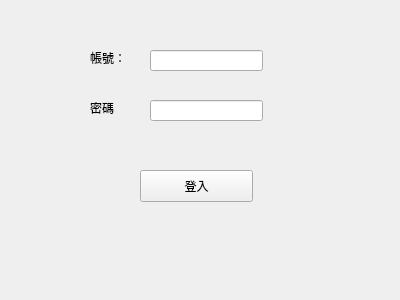
Above: login.ui from fishla1202/takmingGUI before the change. Below: the same form after it.
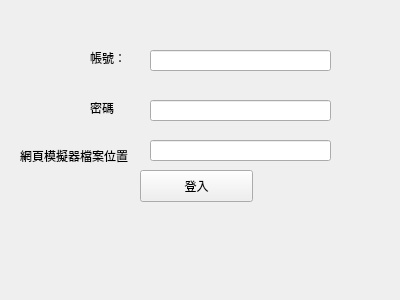
That is the form after the change.

Diff of the .ui file:
```diff
--- a/login.ui
+++ b/login.ui
@@ -44,7 +44,7 @@
     <rect>
      <x>150</x>
      <y>50</y>
-     <width>113</width>
+     <width>181</width>
      <height>21</height>
     </rect>
    </property>
@@ -54,7 +54,7 @@
     <rect>
      <x>150</x>
      <y>100</y>
-     <width>113</width>
+     <width>181</width>
      <height>21</height>
     </rect>
    </property>
@@ -75,6 +75,32 @@
     <string>登入</string>
    </property>
   </widget>
+  <widget class="QLabel" name="label_3">
+   <property name="geometry">
+    <rect>
+     <x>20</x>
+     <y>140</y>
+     <width>131</width>
+     <height>31</height>
+    </rect>
+   </property>
+   <property name="text">
+    <string>網頁模擬器檔案位置</string>
+   </property>
+  </widget>
+  <widget class="QLineEdit" name="localOfDriver">
+   <property name="geometry">
+    <rect>
+     <x>150</x>
+     <y>140</y>
+     <width>181</width>
+     <height>21</height>
+    </rect>
+   </property>
+   <property name="echoMode">
+    <enum>QLineEdit::Normal</enum>
+   </property>
+  </widget>
  </widget>
  <resources/>
  <connections/>
```
Left out of the diff: 4 changed lines with no effect on the pictures.
